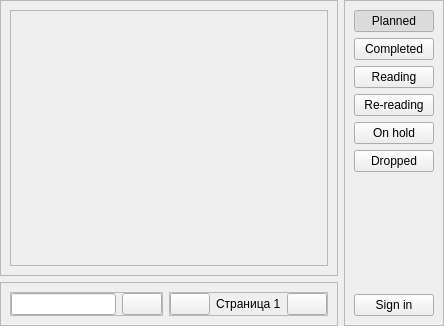
The window that data/ui/shikimori.ui (brandonzorn/Nlight) describes before a commit, drawn with Qt 5.
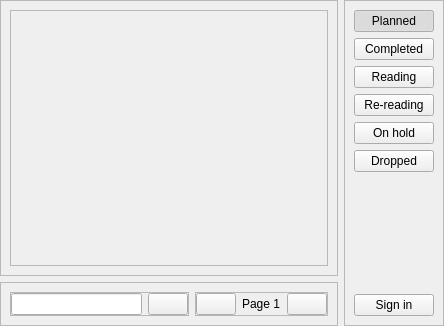
The same window after the commit. Icons and pictures are not drawn.

```diff
--- a/data/ui/shikimori.ui
+++ b/data/ui/shikimori.ui
@@ -171,7 +171,7 @@
            <item>
             <widget class="QLabel" name="page_label">
              <property name="text">
-              <string>Страница 1</string>
+              <string>Page 1</string>
              </property>
             </widget>
            </item>
```
